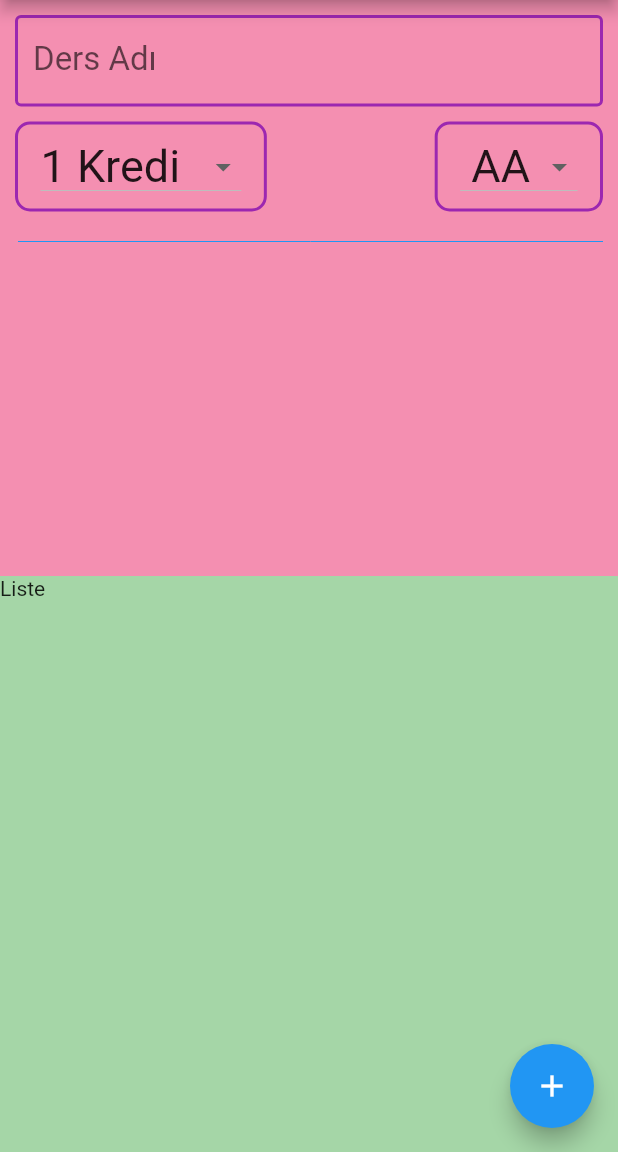
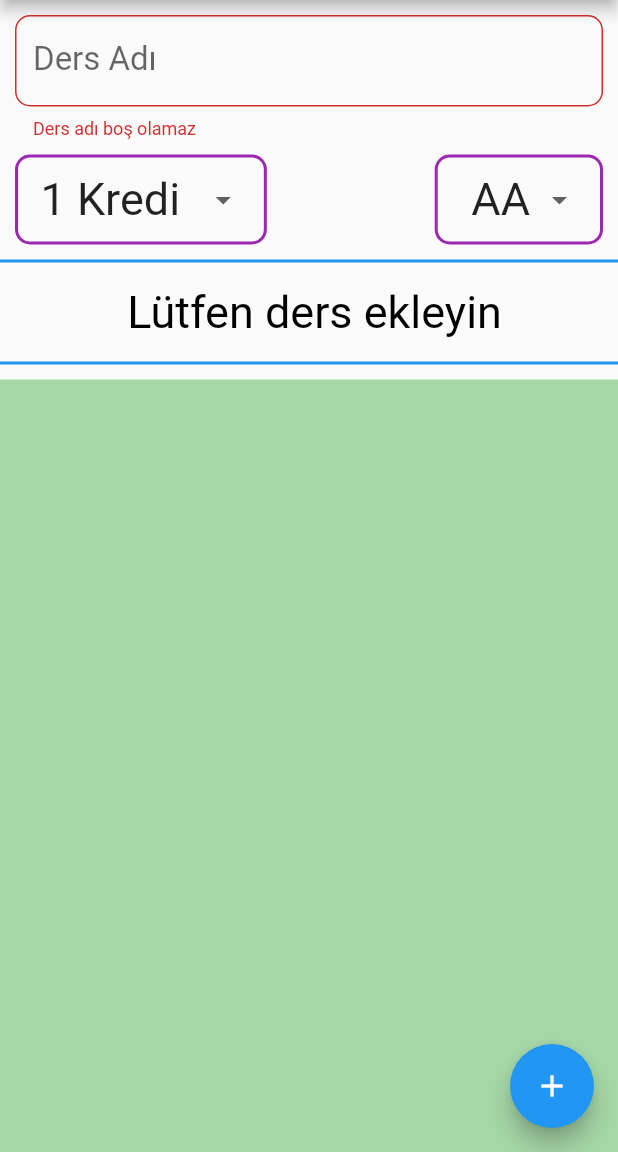
Before and after one commit to emrealtunbilek/flutter_dinamik_orthesapla, a Flutter app: the screen it shows after launch, after a tap on the "add" icon, on a phone screen of 412 x 824 dp, the part 84-1236 px from its top. Run offline on Flutter 3.47's test engine with Material 2 defaults, Android fonts, the phone set to English and light mode, and no system bars.

Commit message:
girilen derslerin dismissible ile silinmesi ve dinamik ortalama hesabı

```diff
--- a/lib/main.dart
+++ b/lib/main.dart
@@ -7,6 +7,7 @@ class MyApp extends StatelessWidget {
   Widget build(BuildContext context) {
     return MaterialApp(
       title: 'Flutter Demo',
+      debugShowCheckedModeBanner: false,
       theme: ThemeData(
         primarySwatch: Colors.blue,
       ),
@@ -24,15 +25,32 @@ class _MyHomePageState extends State<MyHomePage> {
   String dersAdi;
   int dersKredi = 1;
   double dersHarfDegeri = 4;
+  List<Ders> tumDersler;
+  static int sayac=0;
+
+  var formKey = GlobalKey<FormState>();
+  double ortalama = 0;
+
+  @override
+  void initState() {
+    // TODO: implement initState
+    super.initState();
+    tumDersler = [];
+  }
 
   @override
   Widget build(BuildContext context) {
     return Scaffold(
+      //resizeToAvoidBottomPadding: false,
       appBar: AppBar(
         title: Text("Ortalama Hesapla"),
       ),
       floatingActionButton: FloatingActionButton(
-        onPressed: () {},
+        onPressed: () {
+          if (formKey.currentState.validate()) {
+            formKey.currentState.save();
+          }
+        },
         child: Icon(Icons.add),
       ),
       body: uygulamaGovdesi(),
@@ -45,11 +63,11 @@ class _MyHomePageState extends State<MyHomePage> {
         crossAxisAlignment: CrossAxisAlignment.stretch,
         children: <Widget>[
           //STATIC FORMU TUTAN CONTAINER
-          Expanded(
-              child: Container(
-            padding: EdgeInsets.all(10),
-            color: Colors.pink.shade200,
+          Container(
+            padding: EdgeInsets.fromLTRB(10, 10, 10, 0),
+            //color: Colors.pink.shade200,
             child: Form(
+                key: formKey,
                 child: Column(
                   children: <Widget>[
                     TextFormField(
@@ -59,10 +77,12 @@ class _MyHomePageState extends State<MyHomePage> {
                         hintStyle: TextStyle(fontSize: 18),
                         labelStyle: TextStyle(fontSize: 22),
                         enabledBorder: OutlineInputBorder(
-                      borderSide: BorderSide(color: Colors.purple, width: 2),
+                          borderSide:
+                              BorderSide(color: Colors.purple, width: 2),
                         ),
                         focusedBorder: OutlineInputBorder(
-                      borderSide: BorderSide(color: Colors.purple, width: 2),
+                          borderSide:
+                              BorderSide(color: Colors.purple, width: 2),
                         ),
                         border: OutlineInputBorder(
                           borderRadius: BorderRadius.all(
@@ -78,12 +98,19 @@ class _MyHomePageState extends State<MyHomePage> {
                       },
                       onSaved: (kaydedilecekDeger) {
                         dersAdi = kaydedilecekDeger;
+                        setState(() {
+                          tumDersler
+                              .add(Ders(dersAdi, dersHarfDegeri, dersKredi));
+                          ortalama =0;
+                          ortalamayiHesapla();
+                        });
                       },
                     ),
                     Row(
                       mainAxisAlignment: MainAxisAlignment.spaceBetween,
                       children: <Widget>[
                         Container(
+                          child: DropdownButtonHideUnderline(
                             child: DropdownButton<int>(
                               items: dersKredileriItems(),
                               value: dersKredi,
@@ -93,14 +120,18 @@ class _MyHomePageState extends State<MyHomePage> {
                                 });
                               },
                             ),
+                          ),
                           padding:
                               EdgeInsets.symmetric(horizontal: 15, vertical: 4),
                           margin: EdgeInsets.only(top: 10),
                           decoration: BoxDecoration(
-                          border: Border.all(color: Colors.purple, width: 2),
-                          borderRadius: BorderRadius.all(Radius.circular(10))),
+                              border:
+                                  Border.all(color: Colors.purple, width: 2),
+                              borderRadius:
+                                  BorderRadius.all(Radius.circular(10))),
                         ),
                         Container(
+                          child: DropdownButtonHideUnderline(
                             child: DropdownButton<double>(
                               items: dersHarfDegerleriItems(),
                               value: dersHarfDegeri,
@@ -110,26 +141,51 @@ class _MyHomePageState extends State<MyHomePage> {
                                 });
                               },
                             ),
+                          ),
                           padding:
                               EdgeInsets.symmetric(horizontal: 15, vertical: 4),
                           margin: EdgeInsets.only(top: 10),
                           decoration: BoxDecoration(
-                          border: Border.all(color: Colors.purple, width: 2),
-                          borderRadius: BorderRadius.all(Radius.circular(10))),
+                              border:
+                                  Border.all(color: Colors.purple, width: 2),
+                              borderRadius:
+                                  BorderRadius.all(Radius.circular(10))),
                         ),
                       ],
                     ),
-                Divider(color: Colors.blue, height: 40, indent: 2,),
                   ],
                 )),
+          ),
+
+          Container(
+            margin: EdgeInsets.symmetric(vertical: 10),
+            height: 70,
+            decoration: BoxDecoration(
+                border: BorderDirectional(
+              top: BorderSide(color: Colors.blue, width: 2),
+              bottom: BorderSide(color: Colors.blue, width: 2),
             )),
+            child: Center(
+              child: RichText(
+                textAlign: TextAlign.center,
+                text: TextSpan(
+                  children: [
+                    TextSpan(text: tumDersler.length == 0 ? " Lütfen ders ekleyin " : "Ortalama : ",style: TextStyle(fontSize: 30,color: Colors.black)),
+                    TextSpan(text: tumDersler.length == 0 ? "" :"${ortalama.toStringAsFixed(2)}",style: TextStyle(fontSize: 30,color: Colors.purple,fontWeight: FontWeight.bold)),
+                  ],
+                ),
+              ),
+            ),
+          ),
 
           //DINAMIK LISTE TUTAN CONTAINER
           Expanded(
               child: Container(
                   color: Colors.green.shade200,
-            child: Text("Liste"),
-          )),
+                  child: ListView.builder(
+                    itemBuilder: _listeElemanlariniOlustur,
+                    itemCount: tumDersler.length,
+                  ))),
         ],
       ),
     );
@@ -214,4 +270,57 @@ class _MyHomePageState extends State<MyHomePage> {
 
     return harfler;
   }
+
+  Widget _listeElemanlariniOlustur(BuildContext context, int index) {
+
+    sayac ++;
+    debugPrint(sayac.toString());
+
+    return Dismissible(
+      key: Key(sayac.toString()),
+      direction: DismissDirection.startToEnd,
+
+      onDismissed: (direction){
+        setState(() {
+          tumDersler.removeAt(index);
+          ortalamayiHesapla();
+        });
+      },
+      child: Card(
+        child: ListTile(
+          title: Text(tumDersler[index].ad),
+          subtitle: Text(tumDersler[index].kredi.toString() +
+              " kredi Ders Not Değer: " +
+              tumDersler[index].harfDegeri.toString()),
+        ),
+      ),
+    );
   }
+
+  void ortalamayiHesapla() {
+
+    double toplamNot=0;
+    double toplamKredi=0;
+
+    for(var oankiDers in tumDersler){
+
+      var kredi=oankiDers.kredi;
+      var harfDegeri = oankiDers.harfDegeri;
+
+      toplamNot=toplamNot + (harfDegeri * kredi);
+      toplamKredi += kredi;
+    }
+
+    ortalama = toplamNot / toplamKredi;
+
+
+  }
+}
+
+class Ders {
+  String ad;
+  double harfDegeri;
+  int kredi;
+
+  Ders(this.ad, this.harfDegeri, this.kredi);
+}
```
Lines whose indentation alone changed are shown as unchanged.
